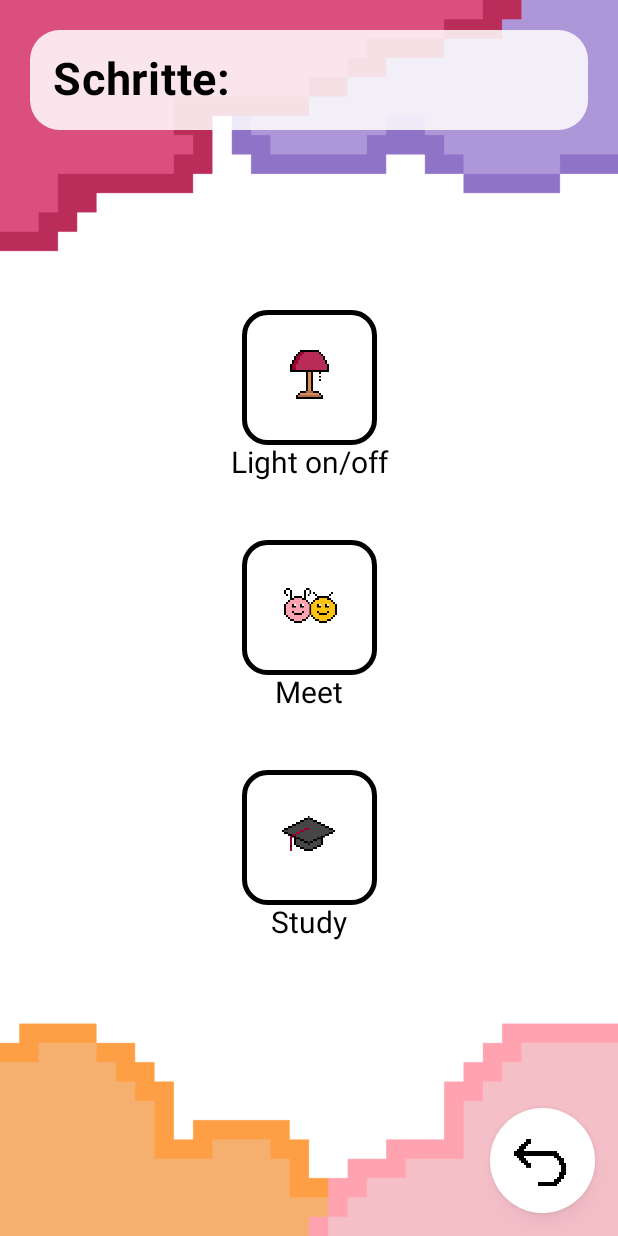
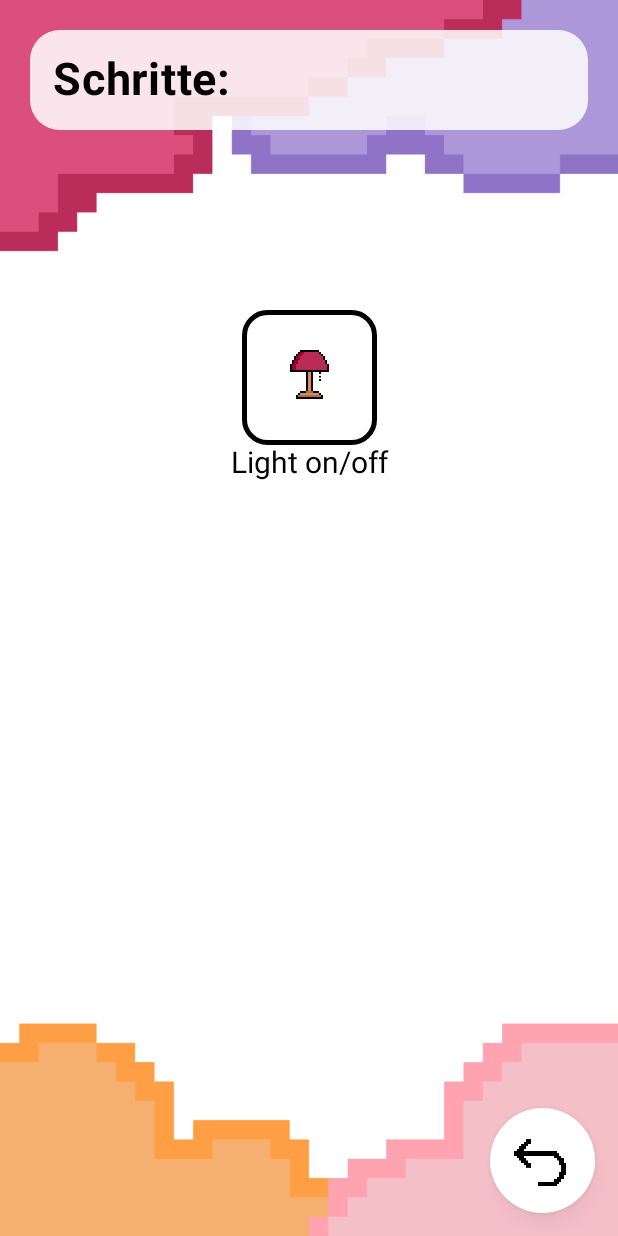
Before and after one commit to LeylaGitHub/MoCoSS2023_Notzon_vonScheidt_Issa, an Android app built with Jetpack Compose: the HomeScreen screen opened through its navigation route, after a tap on "Menu_Button", on a phone screen of 412 x 824 dp. Run offline under Robolectric (Android 15) with nearby library versions, the phone set to English and light mode, and no system bars; our stand-ins replace livedata-compose.

Commit message:
Light Funtionality work around with new screen

```diff
--- a/app/src/main/java/com/example/unimon/ui/UnimonApp.kt
+++ b/app/src/main/java/com/example/unimon/ui/UnimonApp.kt
@@ -7,6 +7,7 @@ import androidx.navigation.compose.rememberNavController
 import com.example.unimon.ui.screen.HomeScreen
 import com.example.unimon.ui.screen.MenuScreen
 import com.example.unimon.ui.screen.TitleScreen
+import com.example.unimon.ui.screen.LightOutHomeScreen
 
 @Composable
 fun UnimonApp(){
@@ -28,12 +29,18 @@ fun Navigation(){
         }
         composable("HomeScreen"){
             HomeScreen(
-                navigateToMenu = { navController.navigate("MenuScreen") }
+                navigateToMenu = { navController.navigate("MenuScreen") {popUpTo("HomeScreen") }}
             )
         }
         composable("MenuScreen") {
             MenuScreen(
-                navigateToHome = { navController.navigate("HomeScreen") }
+                navigateToHome = { navController.navigate("HomeScreen") },
+                navigateToLightOutHome = { navController.navigate("LightOutHomeScreen") }
+            )
+        }
+        composable("LightOutHomeScreen") {
+            LightOutHomeScreen(
+                navigateToMenu = {navController.navigate("MenuScreen")}
             )
         }
     }
--- a/app/src/main/java/com/example/unimon/ui/screen/HomeScreen.kt
+++ b/app/src/main/java/com/example/unimon/ui/screen/HomeScreen.kt
@@ -34,6 +34,7 @@ import androidx.compose.material3.ButtonDefaults
 import androidx.compose.material3.FloatingActionButton
 import androidx.compose.material3.FloatingActionButtonDefaults
 import androidx.compose.material3.Icon
+import androidx.compose.material3.Surface
 import androidx.compose.runtime.mutableStateOf
 import androidx.compose.runtime.remember
 import androidx.compose.ui.draw.scale
@@ -42,6 +43,7 @@ import androidx.compose.ui.window.Popup
 import com.example.unimon.ui.UnimonViewModel
 import androidx.compose.runtime.getValue
 import androidx.compose.runtime.livedata.observeAsState
+import androidx.compose.ui.tooling.preview.Preview
 import androidx.lifecycle.viewmodel.compose.viewModel
 import com.example.unimon.ui.Unimon
 
@@ -59,6 +61,10 @@ fun HomeScreen(
 //        }
         Box(modifier = Modifier.weight(1f)) {
             ImageContainer(
+                homeBackground = R.drawable.unimon___home,
+                homeBackgroundContentD = "unimon_background_home",
+                unimonVersion = R.drawable.unimon_standard,
+                unimonVersionContentD = "unimon_standard"
             )
             Box(modifier = Modifier.align(Alignment.BottomEnd)) {
                 MenuButton(navigateToMenu)
@@ -76,24 +82,28 @@ fun Stats(name: String, level: Int) {
             .background(Color.White)
             .padding(20.dp)
     ) {
-        Text("Name: ${name}", fontSize = 20.sp, fontWeight = Bold, color = Color.Black)
-        Text("Level: ${level}", fontSize = 20.sp, fontWeight = Bold, color = Color.Black)
+        Text("Name: $name", fontSize = 20.sp, fontWeight = Bold, color = Color.Black)
+        Text("Level: $level", fontSize = 20.sp, fontWeight = Bold, color = Color.Black)
     }
 }
 
 @Composable
 fun ImageContainer(
+    homeBackground: Int,
+    homeBackgroundContentD: String,
+    unimonVersion: Int,
+    unimonVersionContentD: String
 ) {
     Box {
         Image(
-            painterResource(R.drawable.unimon___home),
-            "unimon_background_home",
+            painterResource(homeBackground),
+            homeBackgroundContentD,
             modifier = Modifier.fillMaxSize(),
             contentScale = ContentScale.FillBounds
         )
         Image(
-            painterResource(R.drawable.unimon_standard),
-            "unimon_standard",
+            painterResource(unimonVersion),
+            unimonVersionContentD,
             Modifier
                 .size(425.dp)
                 .scale(1.5f)
--- a/app/src/main/java/com/example/unimon/ui/screen/MenuScreen.kt
+++ b/app/src/main/java/com/example/unimon/ui/screen/MenuScreen.kt
@@ -33,11 +33,12 @@ import androidx.compose.ui.unit.dp
 import androidx.compose.ui.unit.sp
 import com.example.unimon.R
 import androidx.compose.ui.text.TextStyle
-import androidx.compose.ui.tooling.preview.Preview
+
 
 @Composable
 fun MenuScreen(
-    navigateToHome: () -> Unit
+    navigateToHome: () -> Unit,
+    navigateToLightOutHome: () -> Unit
 ) {
     Column(modifier = Modifier
         .fillMaxSize()
@@ -45,7 +46,7 @@ fun MenuScreen(
         .padding(0.dp, 20.dp, 0.dp, 0.dp)
         ) {
         Steps()
-        Actions(navigateToHome)
+        Actions(navigateToLightOutHome /*navigateToHome*/)
         Box(modifier = Modifier
             .weight(1f)
             .fillMaxSize()
@@ -78,21 +79,21 @@ fun Steps() {
 }
 
 @Composable
-fun Actions(navigateToHome: () -> Unit) {
+fun Actions(navigateToLightOutHome: () -> Unit /*navigateToHome: () -> Unit*/) {
     Column(
         Modifier
             .fillMaxWidth()
             .padding(20.dp, 0.dp),
         Arrangement.Center
     ) {
-        MenuPoint(R.drawable.light, "Light on/off", navigateToHome)
-        MenuPoint(R.drawable.meet, "Meet", navigateToHome)
-        MenuPoint(R.drawable.study, "Study", navigateToHome)
+        MenuPoint(R.drawable.light, "Light on/off", navigateToLightOutHome)
+//        MenuPoint(R.drawable.meet, "Meet", navigateToHome)
+//        MenuPoint(R.drawable.study, "Study", navigateToHome)
     }
 }
 
 @Composable
-fun MenuPoint(imageId : Int, underlineText : String, navigateToHome: () -> Unit) {
+fun MenuPoint(imageId: Int, underlineText: String, navigateToLightOutHome: () -> Unit /*navigateToHome: () -> Unit*/) {
     Column(
         Modifier
             .fillMaxWidth()
@@ -100,11 +101,11 @@ fun MenuPoint(imageId : Int, underlineText : String, navigateToHome: () -> Unit)
         horizontalAlignment = Alignment.CenterHorizontally
     ) {
         Button(
-            onClick = navigateToHome,
+            onClick = navigateToLightOutHome,
             modifier = Modifier
                 .size(90.dp,90.dp)
                 .border(3.dp, Color.Black, RoundedCornerShape(17.dp))
-                .clickable(onClick = navigateToHome)
+                .clickable(onClick = navigateToLightOutHome)
                 .padding(0.dp),
             colors = ButtonDefaults.buttonColors(Color.White),
             shape = RoundedCornerShape(20.dp)
@@ -150,8 +151,8 @@ fun HomeButton(
     }
 }
 
-@Preview
-@Composable
-fun DefaultPreviewMenu() {
-    MenuScreen {}
-}
+//@Preview
+//@Composable
+//fun DefaultPreviewMenu() {
+//    MenuScreen {}
+//}
```
Also changed, not shown: app/src/main/java/com/example/unimon/ui/screen/LightOutHomeScreen.kt (added, +39 -0 lines).
